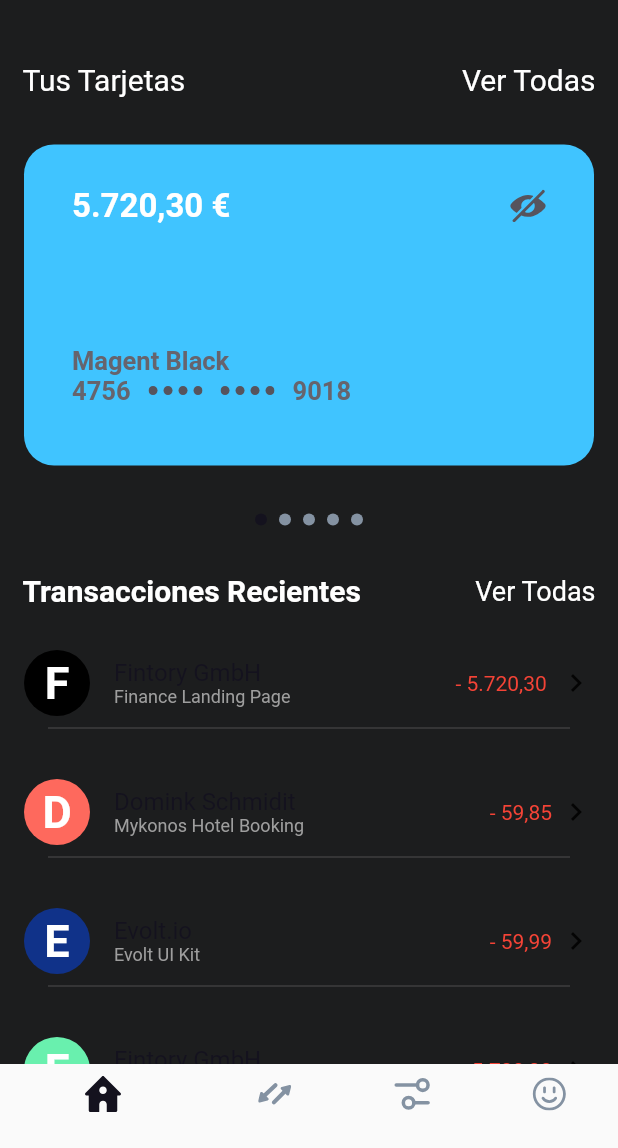
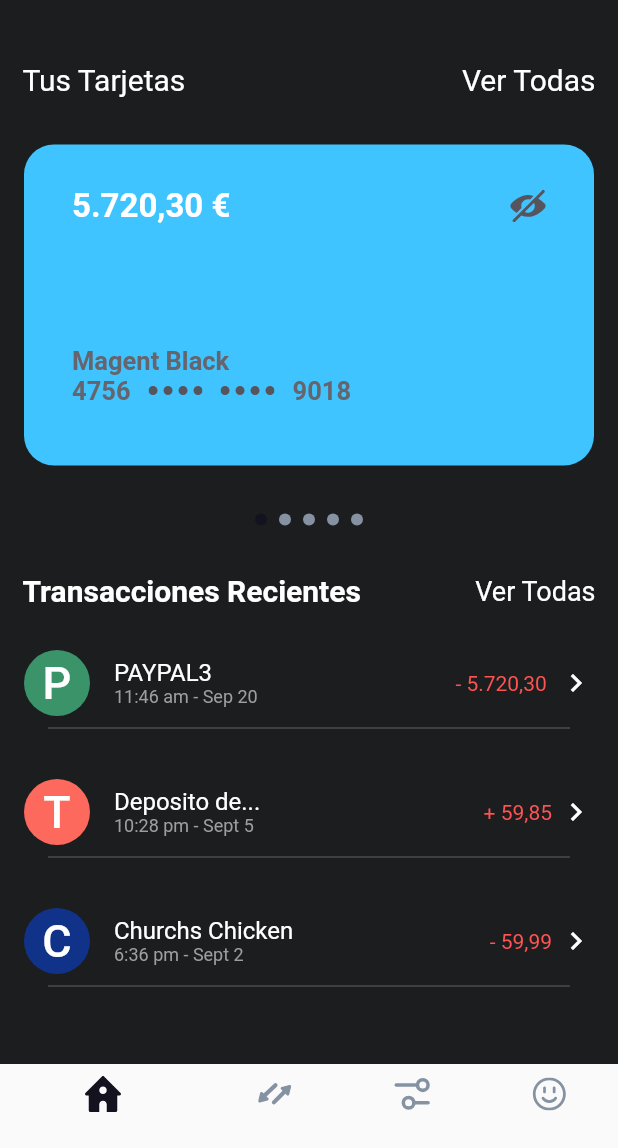
Before and after one commit to JocelynVelarde/Banorte, a Flutter app: the screen it shows after launch, on a phone screen of 412 x 824 dp, the part 88-1236 px from its top. Run offline on Flutter 3.47's test engine with Material 2 defaults, Android fonts, the phone set to English and light mode, and no system bars; our stand-ins replace flutter_svg.

Commit message:
modified ui of home page woth light colors

```diff
--- a/lib/components/recentTransactions.dart
+++ b/lib/components/recentTransactions.dart
@@ -40,38 +40,24 @@ class _RecentTransactionsState extends State<RecentTransactions> {
               scrollDirection: Axis.vertical,
               children: [
                 TransactionCard(
-                  color: Colors.black,
-                  letter: 'F',
-                  title: 'Fintory GmbH',
-                  subTitle: 'Finance Landing Page',
+                  color: Color.fromARGB(255, 59, 148, 105),
+                  letter: 'P',
+                  title: 'PAYPAL3',
+                  subTitle: '11:46 am - Sep 20',
                   price: '- 5.720,30 ',
                 ),
                 TransactionCard(
                   color: Color(0xfffe695d),
-                  letter: 'D',
-                  title: 'Domink Schmidit',
-                  subTitle: 'Mykonos Hotel Booking',
-                  price: '- 59,85',
+                  letter: 'T',
+                  title: 'Deposito de...',
+                  subTitle: '10:28 pm - Sept 5',
+                  price: '+ 59,85',
                 ),
                 TransactionCard(
                   color: Color(0xff103289),
-                  letter: 'E',
-                  title: 'Evolt.io',
-                  subTitle: 'Evolt UI Kit',
-                  price: '- 59,99',
-                ),
-                TransactionCard(
-                  color: Colors.greenAccent,
-                  letter: 'F',
-                  title: 'Fintory GmbH',
-                  subTitle: 'Finance Landing Page',
-                  price: '- 5.720,30',
-                ),
-                TransactionCard(
-                  color: Colors.amberAccent,
-                  letter: 'E',
-                  title: 'Evolt.io',
-                  subTitle: 'Evolt UI Kit',
+                  letter: 'C',
+                  title: 'Churchs Chicken',
+                  subTitle: '6:36 pm - Sept 2',
                   price: '- 59,99',
                 ),
               ],
--- a/lib/home_widget.dart
+++ b/lib/home_widget.dart
@@ -31,7 +31,7 @@ class _HomeWidgetState extends State<HomeWidget> {
     return Scaffold(
       body: widgetOptions.elementAt(selectedIndex),
       bottomNavigationBar: BottomNavigationBar(
-        selectedItemColor: Colors.black,
+        selectedItemColor: Colors.redAccent,
         unselectedItemColor: Colors.black,
         showSelectedLabels: true,
         showUnselectedLabels: true,
--- a/lib/screens/transactionPage.dart
+++ b/lib/screens/transactionPage.dart
@@ -27,7 +27,7 @@ class _TransactionPageState extends State<TransactionPage> {
   Widget build(BuildContext context) {
     return Scaffold(
       appBar: AppBar(
-        backgroundColor: Colors.red,
+        backgroundColor: Colors.redAccent,
         centerTitle: true,
         title: Text('Enviadas'),
         elevation: 0.0,
@@ -39,7 +39,7 @@ class _TransactionPageState extends State<TransactionPage> {
         ),
       ),
       body: Container(
-        color: Colors.black,
+        color: Color.fromARGB(255, 28, 29, 30),
         child: Stack(
           children: [
             ListView(
@@ -155,7 +155,7 @@ class _TransactionPageState extends State<TransactionPage> {
                           style: TextStyle(
                               fontSize: 18.0,
                               fontWeight: FontWeight.w400,
-                              color: Colors.red)),
+                              color: Colors.redAccent)),
                       SizedBox(height: 5.0),
                       Text('DE56 3902 0000 1203 2339 39',
                           style: TextStyle(
@@ -175,7 +175,7 @@ class _TransactionPageState extends State<TransactionPage> {
                           style: TextStyle(
                               fontSize: 18.0,
                               fontWeight: FontWeight.w400,
-                              color: Colors.red)),
+                              color: Colors.redAccent)),
                       SizedBox(height: 5.0),
                       Text('DUISDE33XX',
                           style: TextStyle(
@@ -195,7 +195,7 @@ class _TransactionPageState extends State<TransactionPage> {
                           style: TextStyle(
                               fontSize: 18.0,
                               fontWeight: FontWeight.w400,
-                              color: Colors.red)),
+                              color: Colors.redAccent)),
                       SizedBox(height: 5.0),
                       Text('153',
                           style: TextStyle(
@@ -215,7 +215,7 @@ class _TransactionPageState extends State<TransactionPage> {
                           style: TextStyle(
                               fontSize: 18.0,
                               fontWeight: FontWeight.w400,
-                              color: Colors.red)),
+                              color: Colors.redAccent)),
                       SizedBox(height: 5.0),
                       Text('Landing Page',
                           style: TextStyle(
@@ -235,7 +235,7 @@ class _TransactionPageState extends State<TransactionPage> {
                           style: TextStyle(
                               fontSize: 18.0,
                               fontWeight: FontWeight.w400,
-                              color: Colors.red)),
+                              color: Colors.redAccent)),
                       SizedBox(height: 5.0),
                       Text('OLOA',
                           style: TextStyle(
@@ -255,7 +255,7 @@ class _TransactionPageState extends State<TransactionPage> {
                           style: TextStyle(
                               fontSize: 18.0,
                               fontWeight: FontWeight.w400,
-                              color: Colors.red)),
+                              color: Colors.redAccent)),
                       SizedBox(height: 5.0),
                       Text('DE56 3902 0000 1203 2339 39',
                           style: TextStyle(
--- a/lib/widgets/TransactionCardd.dart
+++ b/lib/widgets/TransactionCardd.dart
@@ -61,7 +61,7 @@ class _TransactionCardState extends State<TransactionCard> {
                             widget.letter,
                             style: TextStyle(
                               fontSize: 30.0,
-                              fontWeight: FontWeight.w700,
+                              fontWeight: FontWeight.w500,
                               color: Colors.white,
                             ),
                           ),
@@ -73,7 +73,11 @@ class _TransactionCardState extends State<TransactionCard> {
                         crossAxisAlignment: CrossAxisAlignment.start,
                         children: [
                           Text(widget.title,
-                              style: ThemeStyles.otherDetailsPrimary),
+                              style: TextStyle(
+                                color: Colors.white,
+                                fontSize: 16.0,
+                                fontWeight: FontWeight.w400,
+                              )),
                           Text(widget.subTitle,
                               style: ThemeStyles.otherDetailsSecondary),
                         ],
@@ -82,15 +86,19 @@ class _TransactionCardState extends State<TransactionCard> {
                   ),
                   Row(
                     children: [
-                      Text(widget.price, style: TextStyle(color: Colors.red)),
+                      Text(widget.price,
+                          style: TextStyle(color: Colors.redAccent)),
                       SizedBox(width: 4.0),
-                      Icon(Icons.keyboard_arrow_right),
+                      Icon(
+                        Icons.keyboard_arrow_right,
+                        color: Colors.white,
+                      ),
                     ],
                   )
                 ],
               ),
               Divider(
-                color: Colors.grey.withOpacity(0.5),
+                color: Colors.grey.withOpacity(0.7),
                 thickness: 0.5,
                 endIndent: 16.0,
                 indent: 16.0,
--- a/lib/widgets/cardInPage.dart
+++ b/lib/widgets/cardInPage.dart
@@ -67,7 +67,10 @@ class _CardInPageState extends State<CardInPage> {
                   children: [
                     Text(widget.price, style: TextStyle(color: Colors.red)),
                     SizedBox(width: 4.0),
-                    Icon(Icons.keyboard_arrow_right),
+                    Icon(
+                      Icons.keyboard_arrow_right,
+                      color: Colors.white,
+                    ),
                   ],
                 )
               ],
```
